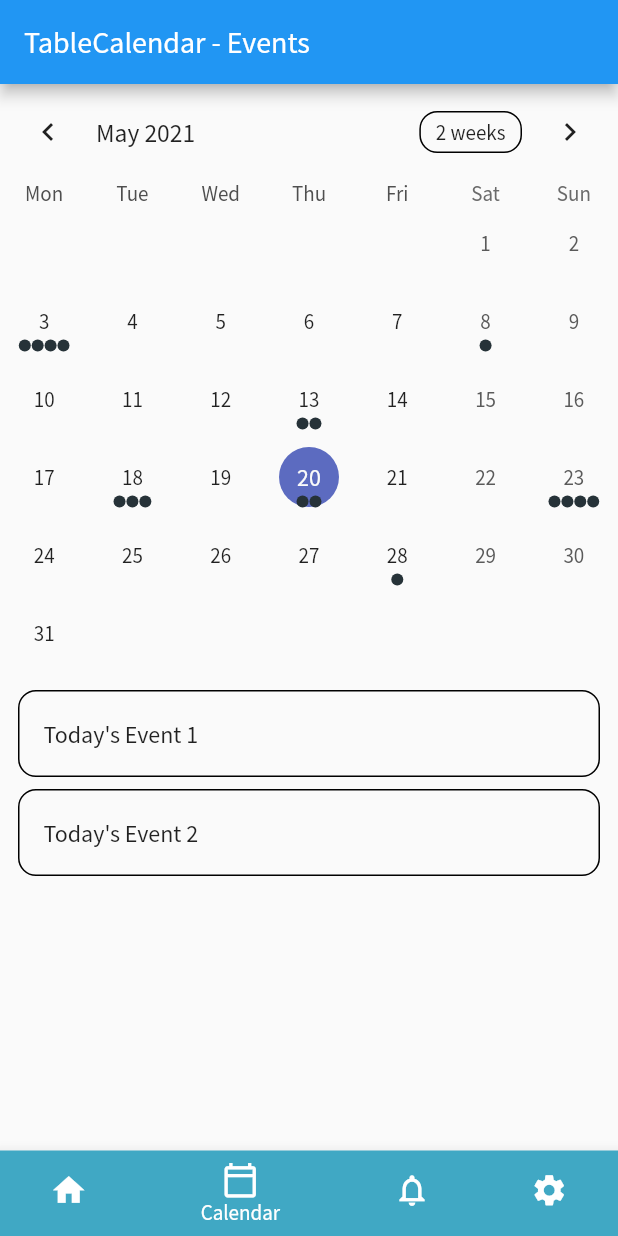
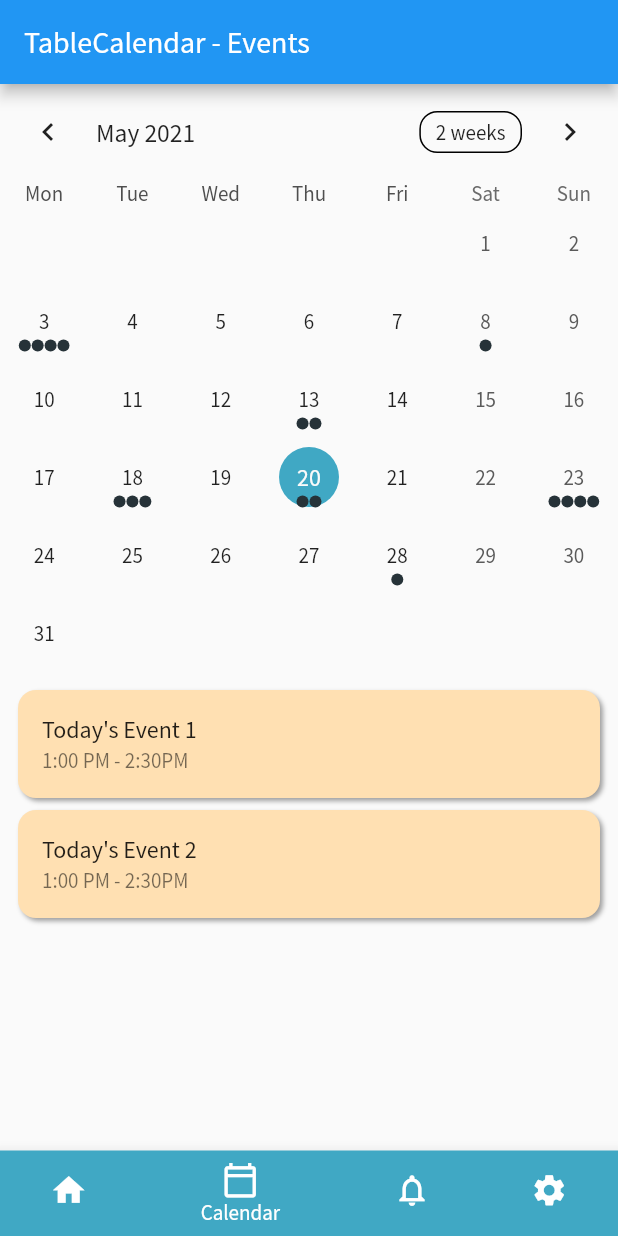
Before and after one commit to iMaro40/CS192_S2_Group5, a Flutter app: the screen it shows once a user with an empty profile is signed in, item 2 of the bottom bar chosen, on a phone screen of 412 x 824 dp. Run offline on Flutter 3.47's test engine with Material 2 defaults, Android fonts, the phone set to English and light mode, and no system bars; drawn by our look-alikes of table_calendar; our stand-ins replace cloud_firestore, firebase_auth, firebase_core, ionicons; missing offline and left inert: dart:ffi; accounts and stored records are empty.

Commit message:
Fix calendar UI

```diff
--- a/lib/views/calendar.dart
+++ b/lib/views/calendar.dart
@@ -106,6 +106,12 @@ class _Calendar extends State<Calendar> {
                 calendarStyle: CalendarStyle(
                   // Use `CalendarStyle` to customize the UI
                   outsideDaysVisible: false,
+                  markerDecoration:
+                  const BoxDecoration(color: const Color(4280693304), shape: BoxShape.circle),
+                  todayDecoration:
+                  const BoxDecoration(color: const Color(0xff235784), shape: BoxShape.circle),
+                  selectedDecoration:
+                  const BoxDecoration(color: const Color(0xff40A8C4), shape: BoxShape.circle)
                 ),
                 onDaySelected: _onDaySelected,
                 onRangeSelected: _onRangeSelected,
@@ -134,12 +140,21 @@ class _Calendar extends State<Calendar> {
                             vertical: 4.0,
                           ),
                           decoration: BoxDecoration(
-                            border: Border.all(),
+                            color: Colors.orange[100],
                             borderRadius: BorderRadius.circular(12.0),
+                            boxShadow: [
+                              BoxShadow(
+                                color: Colors.grey,
+                                blurRadius: 2.0,
+                                spreadRadius: 0.0,
+                                offset: Offset(2.0, 2.0), // shadow direction: bottom right
+                              )
+                            ]
                           ),
                           child: ListTile(
-                            onTap: () => print('${value[index]}'),
+                            onTap: () => print('${value[index]}'), //navigate to view event
                             title: Text('${value[index]}'),
+                            subtitle: Text('1:00 PM - 2:30PM'),
                           ),
                         );
                       },
--- a/lib/views/home.dart
+++ b/lib/views/home.dart
@@ -226,7 +226,6 @@ class _HomeState extends State<Home> {
                   )
                 ],
               ),
-              //SizedBox(height: MediaQuery.of(context).size.height * 0.03),
               FutureBuilder(
                 future: db.getTasks(),
                 builder: (context, snapshot) {
```
Also changed, not shown: pubspec.lock.
